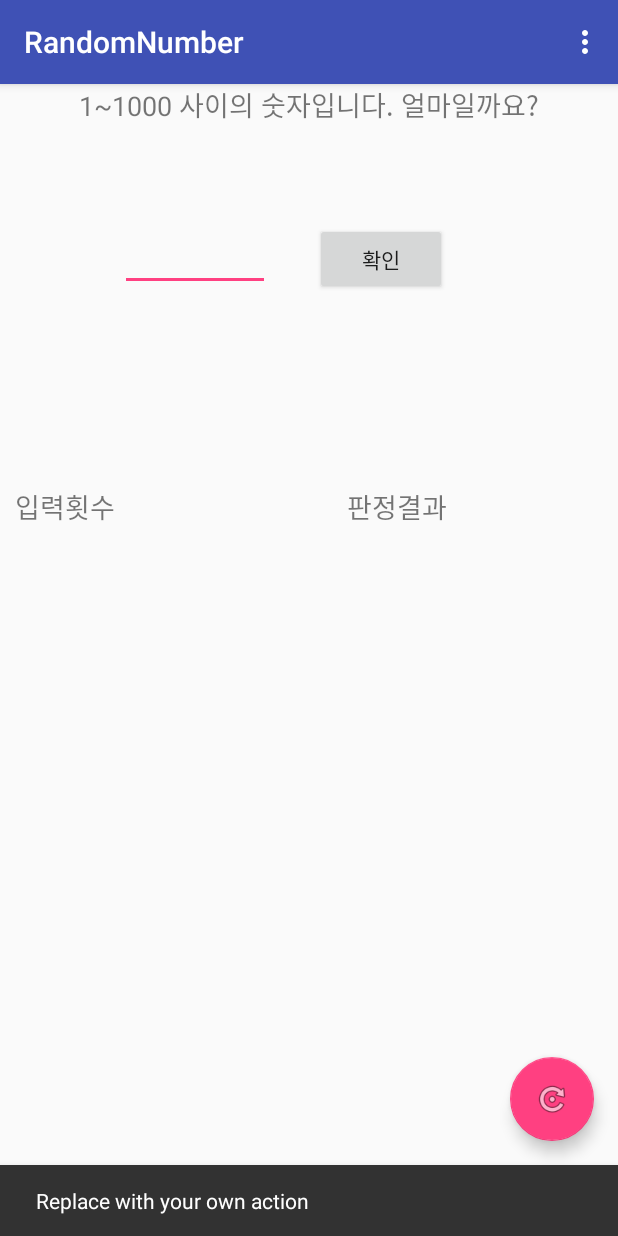
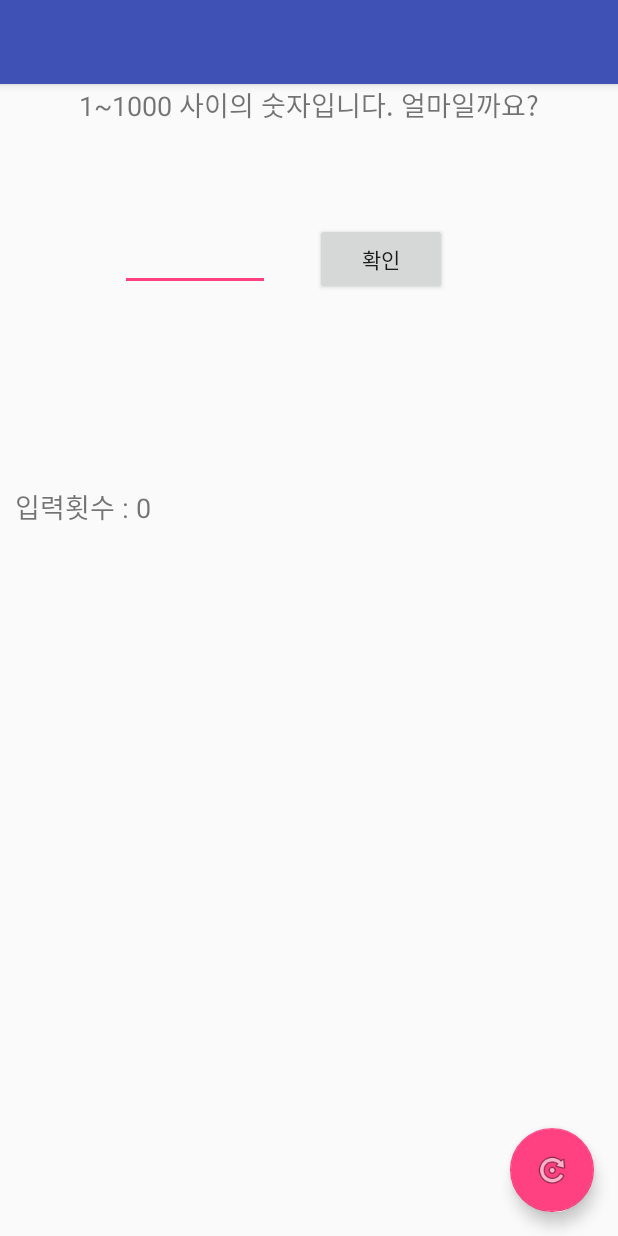
Before and after one commit to kisay97/AGDB_RandomNumber, an Android app: the screen it shows after launch (MainActivity), after a tap on an icon or button, on a phone screen of 412 x 824 dp. Run offline under Robolectric (Android 15) with nearby library versions, the phone set to English and light mode, and no system bars.

Commit message:
3장 1절 작업 완료

```diff
--- a/RandomNumber/app/src/main/java/com/example/cgg/randomnumber/MainActivity.java
+++ b/RandomNumber/app/src/main/java/com/example/cgg/randomnumber/MainActivity.java
@@ -6,47 +6,101 @@ import android.support.design.widget.Snackbar;
 import android.support.v7.app.AppCompatActivity;
 import android.support.v7.widget.Toolbar;
 import android.view.View;
-import android.view.Menu;
-import android.view.MenuItem;
+import android.widget.Button;
+import android.widget.EditText;
+import android.widget.TextView;
+import android.widget.Toast;
+
+import java.util.Random;
 
 public class MainActivity extends AppCompatActivity {
+    //전역변수 선언 영역
+    Random rand = new Random();         // 난수 클래스
+    int count = 0;                      // 사용자 입력 횟수
+    int num = 0;                        // 난수
+
+    EditText userInputEditText;       // 입력 위젯
+    TextView textCount, textResult;   // 사용자 입력 횟수 출력, 판정 결과 출력
 
     @Override
     protected void onCreate(Bundle savedInstanceState) {
         super.onCreate(savedInstanceState);
         setContentView(R.layout.activity_main);
-        Toolbar toolbar = (Toolbar) findViewById(R.id.toolbar);
-        setSupportActionBar(toolbar);
 
-        FloatingActionButton fab = (FloatingActionButton) findViewById(R.id.fab);
-        fab.setOnClickListener(new View.OnClickListener() {
-            @Override
-            public void onClick(View view) {
-                Snackbar.make(view, "Replace with your own action", Snackbar.LENGTH_LONG)
-                        .setAction("Action", null).show();
-            }
-        });
+        //초기화 부분
+        //Listener 설정
+        findViewById(R.id.fab).setOnClickListener(onClickListener);
+        findViewById(R.id.confirmButton).setOnClickListener(onClickListener);
+
+        //위젯 저장
+        userInputEditText = (EditText) findViewById(R.id.userInputEditText);
+        textCount = (TextView) findViewById(R.id.textCount);
+        textResult = (TextView) findViewById(R.id.textResult);
+
+        //게임 초기화
+        initGame();
     }
 
-    @Override
-    public boolean onCreateOptionsMenu(Menu menu) {
-        // Inflate the menu; this adds items to the action bar if it is present.
-        getMenuInflater().inflate(R.menu.menu_main, menu);
-        return true;
+    //프로그램에 필요한 함수
+    Button.OnClickListener onClickListener = new Button.OnClickListener(){
+        @Override
+        public void onClick(View v) {
+            switch (v.getId()) {
+                case R.id.fab : //FloatingActionButton 처리(게임 초기화)
+                    initGame();
+                    break;
+
+                case R.id.confirmButton : //confirmButton 처리(정답 확인후 위젯 처리)
+                    checkValue();
+                    break;
+            }
+        }
+    };
+
+    private void initGame() {
+        num = rand.nextInt(1000) + 1; //1~1000 사이의 난수
+        count = 0; //사용자 입력 횟수 초기화
+        clearFields(); //위젯 처리
     }
 
-    @Override
-    public boolean onOptionsItemSelected(MenuItem item) {
-        // Handle action bar item clicks here. The action bar will
-        // automatically handle clicks on the Home/Up button, so long
-        // as you specify a parent activity in AndroidManifest.xml.
-        int id = item.getItemId();
+    private void clearFields() {
+        userInputEditText.setText(""); //아무것도 입력되지 않은 상태로 변경
+        textCount.setText("입력횟수 : " + count); //입력횟수 출력
+        textResult.setText(""); //판정결과는 checkValue에서 따로 처리함
+    }
 
-        //noinspection SimplifiableIfStatement
-        if (id == R.id.action_settings) {
-            return true;
+    private void checkValue() {
+        //입력 받은 값 읽기
+        String str = userInputEditText.getText().toString();
+
+        //빈문자열인지 판단
+        if (str.equals("")) {
+            Toast.makeText(this, "정답을 입력해주세요!", Toast.LENGTH_SHORT).show();
+            return;
         }
 
-        return super.onOptionsItemSelected(item);
+        //입력값 정수로 변환
+        int input = Integer.parseInt(str);
+
+        //난수 범위의 수인지 판단
+        if (input < 0 || input > 1000) {
+            Toast.makeText(this, "범위대로 입력해주세요!", Toast.LENGTH_SHORT).show();
+            return;
+        }
+
+        //입력횟수++
+        count++;
+
+        //위젯처리
+        clearFields();
+
+        //정답 여부 판단
+        if (input == num) {
+            textResult.setText("정답");
+        } else if(input < num) {
+            textResult.setText("정답보다 작음");
+        } else {
+            textResult.setText("정답보다 큼");
+        }
     }
 }
--- a/RandomNumber/app/src/main/res/layout/content_main.xml
+++ b/RandomNumber/app/src/main/res/layout/content_main.xml
@@ -54,6 +54,6 @@
         android:textSize="18sp"
         android:layout_alignBaseline="@+id/textCount"
         android:layout_alignBottom="@+id/textCount"
-        android:layout_alignEnd="@+id/confirmButton" />
+        android:layout_centerHorizontal="true" />
 
 </RelativeLayout>
```
